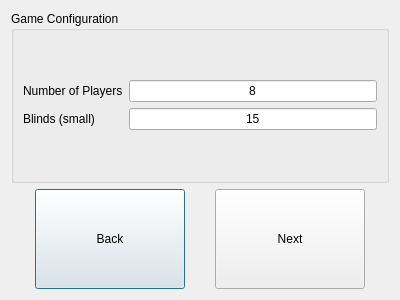
Old version of the form pregameonedialog.ui in the repository lmnp/TexasHoldemManager.
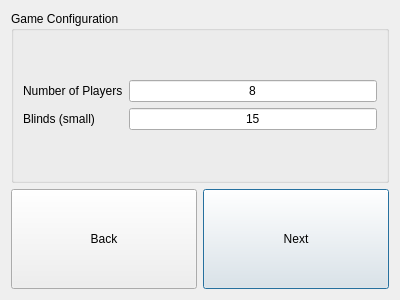
New version of the form.

Commit message: fixed few display issues, call button now works, raise dialog is better

Patch:
```diff
--- a/pregameonedialog.ui
+++ b/pregameonedialog.ui
@@ -87,7 +87,7 @@
        </property>
        <property name="maximumSize">
         <size>
-         <width>150</width>
+         <width>9999</width>
          <height>100</height>
         </size>
        </property>
@@ -115,7 +115,7 @@
        </property>
        <property name="maximumSize">
         <size>
-         <width>150</width>
+         <width>9999</width>
          <height>100</height>
         </size>
        </property>
@@ -125,6 +125,12 @@
        <property name="text">
         <string>Next</string>
        </property>
+       <property name="default">
+        <bool>true</bool>
+       </property>
+       <property name="flat">
+        <bool>false</bool>
+       </property>
       </widget>
      </item>
     </layout>
```
Left out of the diff: 6 changed lines with no effect on the pictures. The commit also changes 6 other files.
